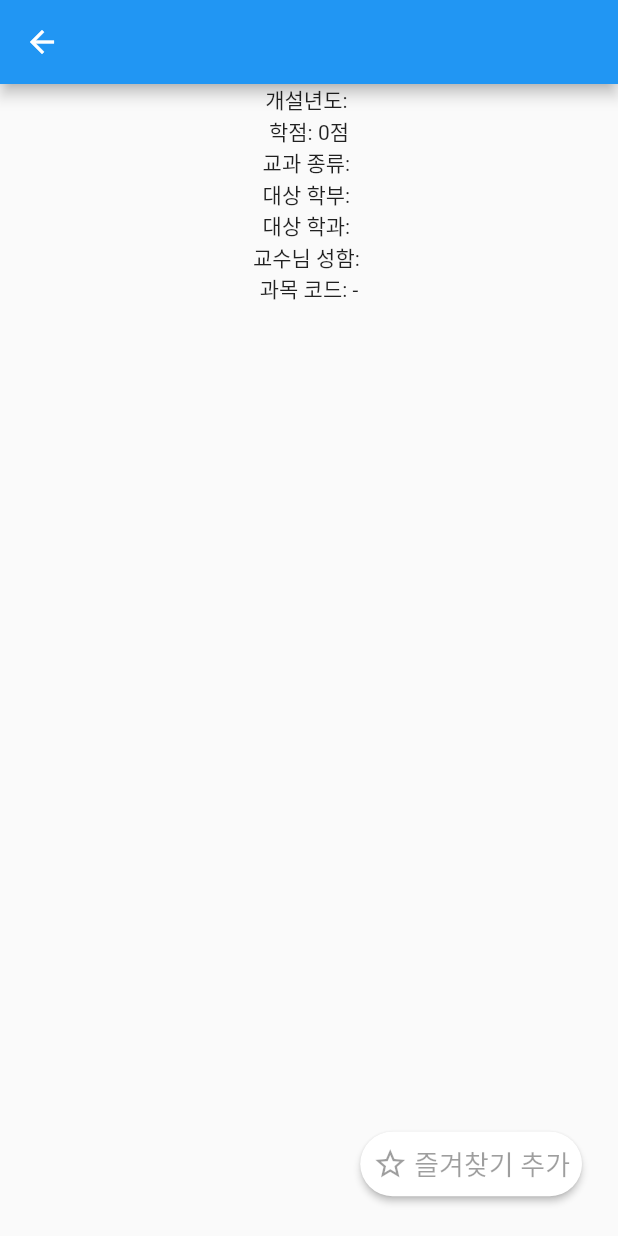
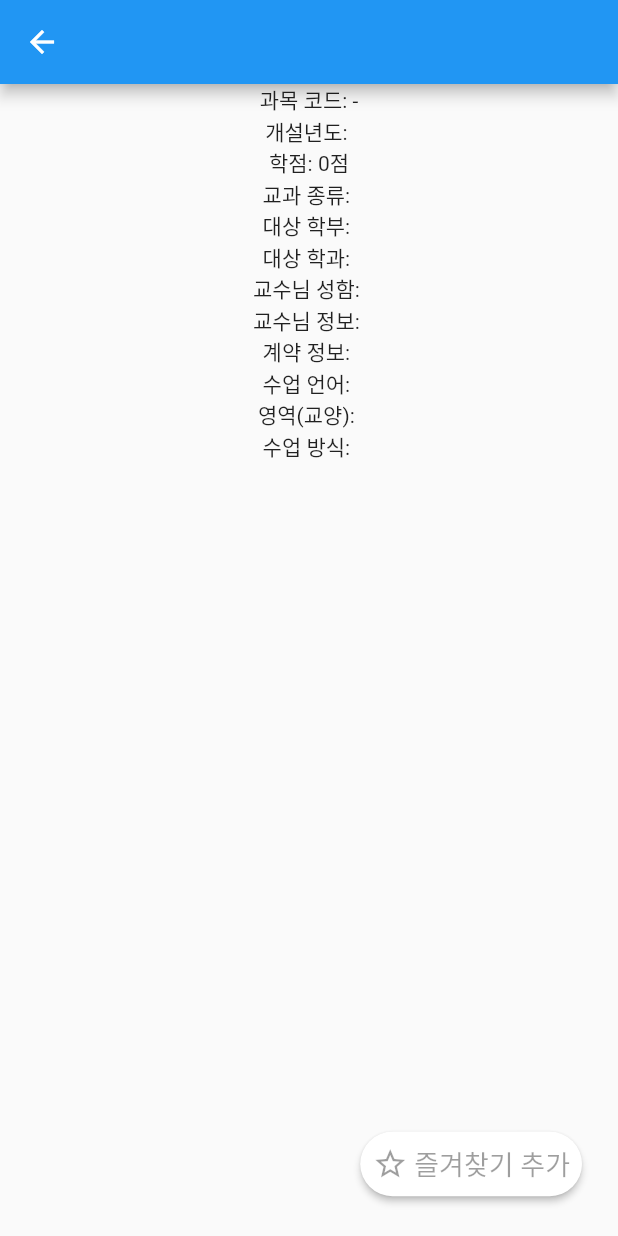
Before and after one commit to sun30812/suwon_mate, a Flutter app: the OpenClassInfo screen opened directly with empty values, on a phone screen of 412 x 824 dp. Run offline on Flutter 3.47's test engine with Material 2 defaults, Android fonts, the phone set to English and light mode, and no system bars; our stand-ins replace firebase_core, firebase_database, shared_preferences; accounts and stored records are empty.

Commit message:
신규 DB에 맞게 변수 조정 및 세부정보 항목 추가

```diff
--- a/lib/OpenClassInfo.dart
+++ b/lib/OpenClassInfo.dart
@@ -32,13 +32,18 @@ class _OpenClassInfoPageState extends State<OpenClassInfoPage> {
     return Center(
       child: Column(
         children: [
+          Text('과목 코드: ${widget.classData['subjtCd']}-${widget.classData['diclNo']}'),
           Text('개설년도: ${widget.classData["subjtEstbYear"]}'),
           Text('학점: ${widget.classData["point"]}점'),
           Text('교과 종류: ${widget.classData["facDvnm"] ?? '공개 안됨'}'),
           Text('대상 학부: ${widget.classData["estbDpmjNm"] ?? '공개 안됨'}'),
           Text('대상 학과: ${widget.classData["estbMjorNm"] ?? '학부 전체'}'),
           Text('교수님 성함: ${widget.classData["stafNm"] ?? '공개 안됨'}'),
-          Text('과목 코드: ${widget.classData['subjtCd']}-${widget.classData['diclNo']}')
+          Text('교수님 정보: ${widget.classData["clsfNm"] ?? '공개 안됨'}'),
+          Text('계약 정보: ${widget.classData["hffcStatNm"] ?? '공개 안됨'}'),
+          Text('수업 언어: ${widget.classData["lssnLangNm"] ?? '공개 안됨'}'),
+          Text('영역(교양): ${widget.classData["cltTerrNm"] ?? '해당 없음'}'),
+          Text('수업 방식: ${widget.classData["capprTypeNm"] ?? '공개 안됨'}'),
         ],
       ),
     );
```
Also changed, not shown: lib/openClass.dart (+4 -4 lines).
